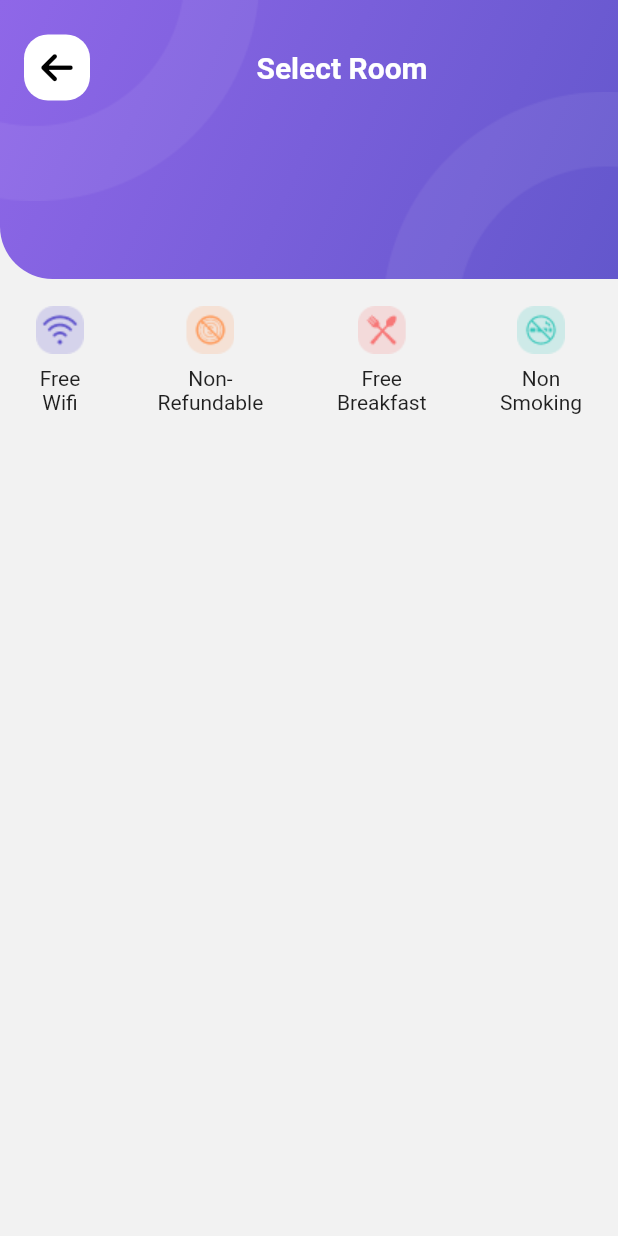
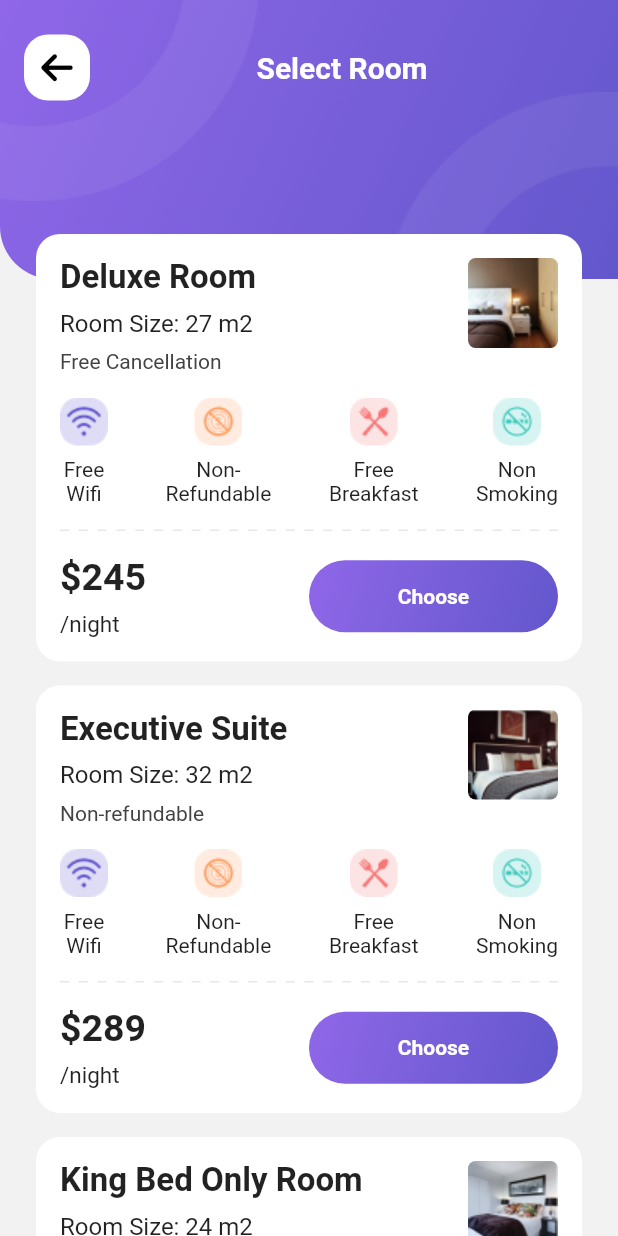
Before and after one commit to TruongAnim/travel_app_ui, a Flutter app: the HotelDetailScreen screen opened directly with empty values, scrolled down 372 dp, after a tap on "Select Room", on a phone screen of 412 x 824 dp. Run offline on Flutter 3.47's test engine with Material 2 defaults, Android fonts, the phone set to English and light mode, and no system bars; our stand-ins replace font_awesome_flutter, hive_flutter, salomon_bottom_bar, smooth_page_indicator, syncfusion_flutter_datepicker; accounts and stored records are empty.

Commit message:
add select room screen

```diff
--- a/lib/core/helpers/assets_helper.dart
+++ b/lib/core/helpers/assets_helper.dart
@@ -41,4 +41,8 @@ class AssetsHelper {
   static const String icoRefund = '${iconAssets}ico_refund.png';
   static const String icoBreakfast = '${iconAssets}ico_breakfast.png';
   static const String icoNonsmoke = '${iconAssets}ico_non_smoke.png';
+
+  static const String room1 = '${imageAssets}room1.png';
+  static const String room2 = '${imageAssets}room2.png';
+  static const String room3 = '${imageAssets}room3.png';
 }
--- /dev/null
+++ b/lib/data/models/room_model.dart
@@ -0,0 +1,13 @@
+class RoomModel {
+  RoomModel(
+      {required this.roomName,
+      required this.roomArea,
+      required this.roomPrice,
+      required this.roomImage,
+      required this.roomUtility});
+  final String roomName;
+  final int roomArea;
+  final int roomPrice;
+  final String roomImage;
+  final String roomUtility;
+}
--- a/lib/representation/screen/select_room_screen.dart
+++ b/lib/representation/screen/select_room_screen.dart
@@ -1,7 +1,10 @@
 import 'package:flutter/material.dart';
 import 'package:travel_app_ui/core/constants/dismention_constants.dart';
+import 'package:travel_app_ui/core/helpers/assets_helper.dart';
+import 'package:travel_app_ui/data/models/room_model.dart';
 import 'package:travel_app_ui/representation/widgets/app_bar_container.dart';
 import 'package:travel_app_ui/representation/widgets/hotel_ultility_item.dart';
+import 'package:travel_app_ui/representation/widgets/room_item.dart';
 
 class SelectRoomScreen extends StatelessWidget {
   const SelectRoomScreen({super.key});
@@ -11,13 +14,44 @@ class SelectRoomScreen extends StatelessWidget {
     return AppBarContainer(
       emplementLeading: true,
       titleString: 'Select Room',
-      child: Column(
-        children: [
-          SizedBox(
-            height: kMediumPadding * 2,
-          ),
-          HotelUltilityItem(),
-        ],
+      child: SingleChildScrollView(
+        child: Column(
+          children: [
+            RoomItem(
+              roomModel: RoomModel(
+                  roomName: 'Deluxe Room',
+                  roomArea: 27,
+                  roomPrice: 245,
+                  roomUtility: 'Free Cancellation',
+                  roomImage: AssetsHelper.room1),
+            ),
+            SizedBox(
+              height: kDefaultPadding,
+            ),
+            RoomItem(
+              roomModel: RoomModel(
+                  roomName: 'Executive Suite',
+                  roomArea: 32,
+                  roomPrice: 289,
+                  roomUtility: 'Non-refundable',
+                  roomImage: AssetsHelper.room2),
+            ),
+            SizedBox(
+              height: kDefaultPadding,
+            ),
+            RoomItem(
+              roomModel: RoomModel(
+                  roomName: 'King Bed Only Room',
+                  roomArea: 24,
+                  roomPrice: 214,
+                  roomUtility: 'Non-refundable',
+                  roomImage: AssetsHelper.room3),
+            ),
+            SizedBox(
+              height: kDefaultPadding,
+            ),
+          ],
+        ),
       ),
     );
   }
--- /dev/null
+++ b/lib/representation/widgets/room_item.dart
@@ -0,0 +1,98 @@
+import 'package:flutter/material.dart';
+import 'package:travel_app_ui/core/constants/dismention_constants.dart';
+import 'package:travel_app_ui/core/helpers/image_helper.dart';
+import 'package:travel_app_ui/data/models/room_model.dart';
+import 'package:travel_app_ui/representation/widgets/button_widget.dart';
+import 'package:travel_app_ui/representation/widgets/dash_line.dart';
+import 'package:travel_app_ui/representation/widgets/hotel_ultility_item.dart';
+
+class RoomItem extends StatelessWidget {
+  const RoomItem({super.key, required this.roomModel});
+  final RoomModel roomModel;
+
+  @override
+  Widget build(BuildContext context) {
+    return Container(
+      padding: const EdgeInsets.all(kDefaultPadding),
+      decoration: const BoxDecoration(
+        color: Colors.white,
+        borderRadius: BorderRadius.all(
+          Radius.circular(kDefaultPadding),
+        ),
+      ),
+      child: Column(
+        children: [
+          Row(
+            mainAxisAlignment: MainAxisAlignment.spaceBetween,
+            crossAxisAlignment: CrossAxisAlignment.start,
+            children: [
+              Column(
+                crossAxisAlignment: CrossAxisAlignment.start,
+                children: [
+                  Text(
+                    roomModel.roomName,
+                    style: const TextStyle(
+                        fontWeight: FontWeight.bold, fontSize: 22),
+                  ),
+                  const SizedBox(
+                    height: kTopPadding,
+                  ),
+                  Text(
+                    'Room Size: ${roomModel.roomArea} m2',
+                    style: const TextStyle(fontSize: 16),
+                  ),
+                  const SizedBox(
+                    height: kTopPadding,
+                  ),
+                  Text(
+                    roomModel.roomUtility,
+                    style: TextStyle(fontSize: 14, color: Colors.grey[800]),
+                  ),
+                ],
+              ),
+              ImageHelper.loadFromAsset(
+                roomModel.roomImage,
+                radius: const BorderRadius.all(
+                  Radius.circular(kMinPadding),
+                ),
+              ),
+            ],
+          ),
+          const SizedBox(
+            height: kDefaultPadding,
+          ),
+          HotelUltilityItem(),
+          const DashLineWidget(),
+          Row(
+            children: [
+              Expanded(
+                flex: 1,
+                child: Column(
+                  crossAxisAlignment: CrossAxisAlignment.start,
+                  children: [
+                    Text(
+                      '\$${roomModel.roomPrice.toString()}',
+                      style: const TextStyle(
+                          fontSize: 25, fontWeight: FontWeight.bold),
+                    ),
+                    const SizedBox(
+                      height: kTopPadding,
+                    ),
+                    const Text(
+                      '/night',
+                      style: TextStyle(fontSize: 15),
+                    ),
+                  ],
+                ),
+              ),
+              const Expanded(
+                flex: 1,
+                child: ButtonWidget(title: 'Choose'),
+              ),
+            ],
+          )
+        ],
+      ),
+    );
+  }
+}
```
Also changed, not shown: assets/images/room1.png (added), assets/images/room2.png (added), assets/images/room3.png (added).
